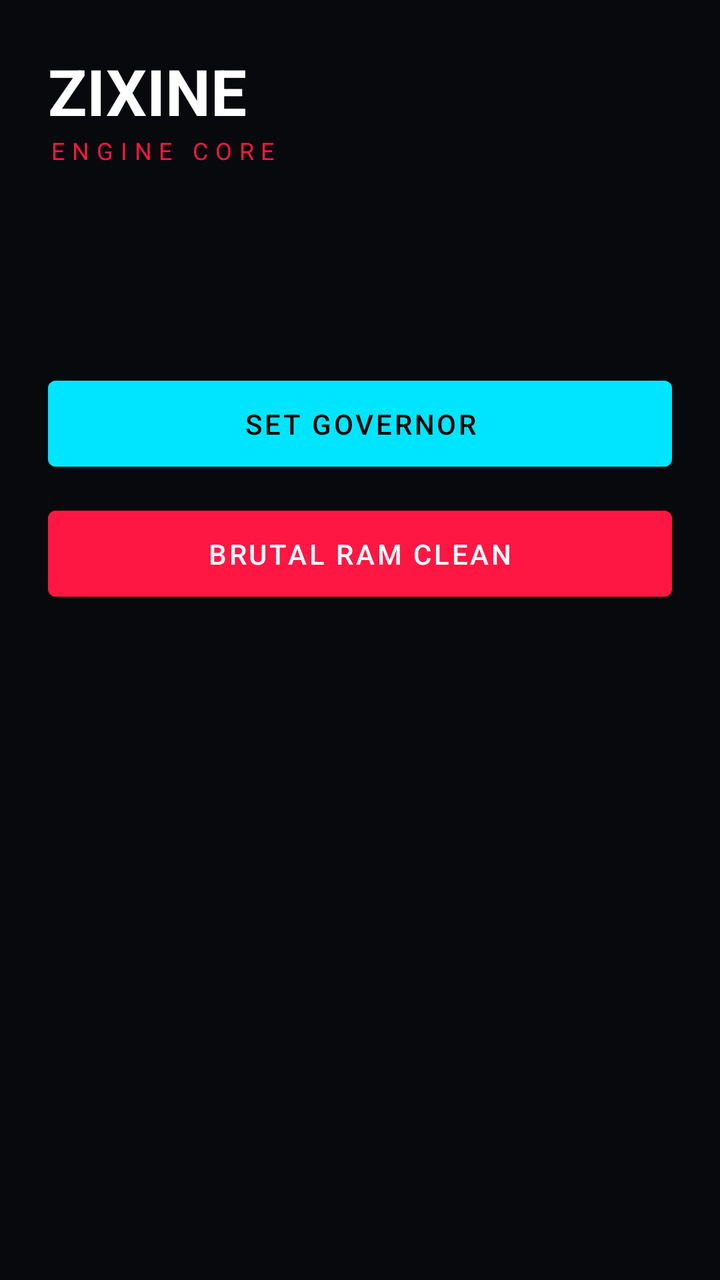
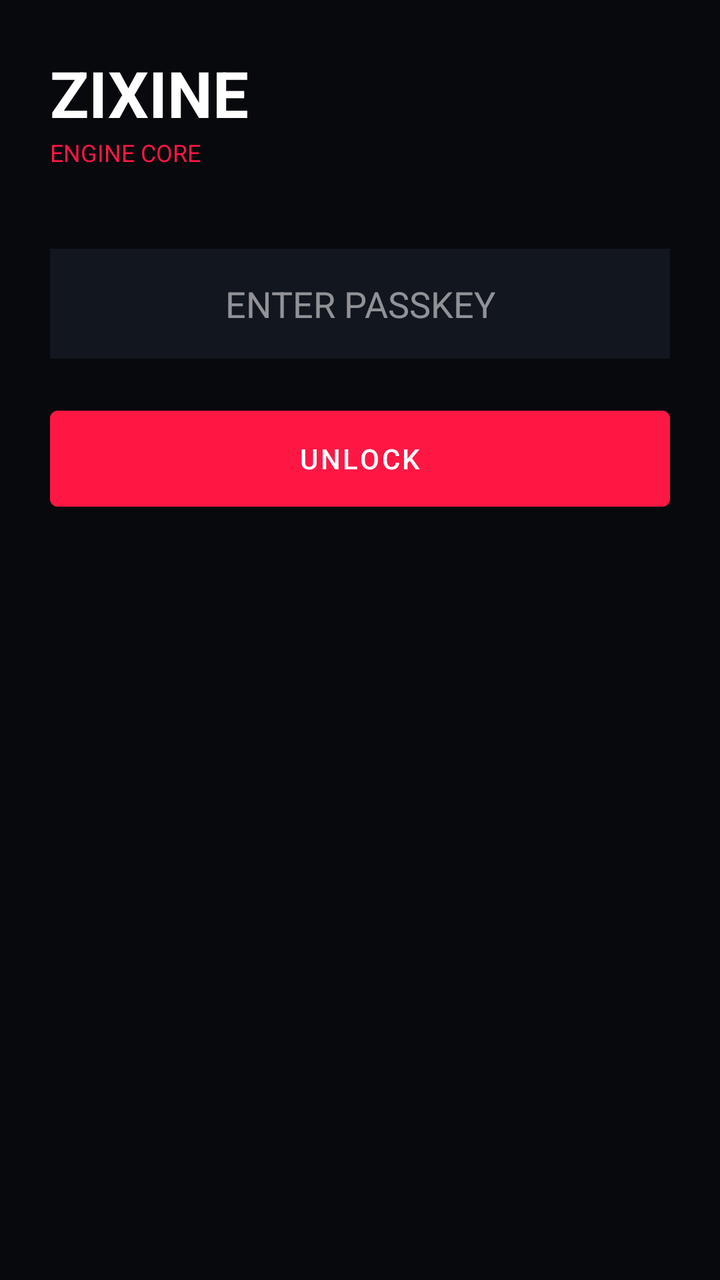

Before-and-after screenshots of an Android layout around one commit, followed by the original layout XML and the change that was made.
<!-- AndroidManifest.xml: application theme Theme.Zixine -->
<!-- res/layout/activity_main.xml -->
<?xml version="1.0" encoding="utf-8"?>
<ScrollView xmlns:android="http://schemas.android.com/apk/res/android"
    android:layout_width="match_parent"
    android:layout_height="match_parent"
    android:background="#07090D"
    android:fillViewport="true">

    <LinearLayout
        android:layout_width="match_parent"
        android:layout_height="wrap_content"
        android:orientation="vertical"
        android:padding="24dp">

        <TextView
            android:layout_width="wrap_content"
            android:layout_height="wrap_content"
            android:text="ZIXINE"
            android:textColor="#FFFFFF"
            android:textSize="32sp"
            android:textStyle="bold" />

        <TextView
            android:layout_width="wrap_content"
            android:layout_height="wrap_content"
            android:text="ENGINE CORE"
            android:textColor="#FF1744"
            android:textSize="12sp"
            android:letterSpacing="0.3"
            android:layout_marginBottom="35dp" />

        <LinearLayout
            android:id="@+id/layout_locked"
            android:layout_width="match_parent"
            android:layout_height="wrap_content"
            android:orientation="vertical"
            android:visibility="gone">

            <EditText
                android:id="@+id/input_code"
                android:layout_width="match_parent"
                android:layout_height="60dp"
                android:background="#12161F"
                android:hint="ENTER PASSKEY"
                android:textColor="#FFFFFF"
                android:textColorHint="#44FFFFFF"
                android:gravity="center"
                android:inputType="numberPassword"
                android:layout_marginBottom="15dp" />

            <Button
                android:id="@+id/btn_unlock"
                android:layout_width="match_parent"
                android:layout_height="55dp"
                android:text="BYPASS SECURITY"
                android:backgroundTint="#FF1744"
                android:textColor="#FFFFFF" />
        </LinearLayout>

        <LinearLayout
            android:id="@+id/layout_verified"
            android:layout_width="match_parent"
            android:layout_height="wrap_content"
            android:orientation="vertical"
            android:visibility="visible">

            <TextView android:text="RAM STATUS" android:textColor="#88FFFFFF" android:textSize="11sp" />
            <TextView android:id="@+id/tv_ram" android:text="..." android:textColor="#00E5FF" android:textSize="20sp" android:textStyle="bold" android:layout_marginBottom="12dp" />

            <TextView android:text="ZRAM DISK" android:textColor="#88FFFFFF" android:textSize="11sp" />
            <TextView android:id="@+id/tv_zram" android:text="..." android:textColor="#FFFFFF" android:textSize="20sp" android:textStyle="bold" android:layout_marginBottom="12dp" />

            <TextView android:text="CPU GOVERNOR" android:textColor="#88FFFFFF" android:textSize="11sp" />
            <TextView android:id="@+id/tv_cpu" android:text="..." android:textColor="#FFFFFF" android:textSize="20sp" android:textStyle="bold" android:layout_marginBottom="12dp" />

            <TextView android:text="BATTERY" android:textColor="#88FFFFFF" android:textSize="11sp" />
            <TextView android:id="@+id/tv_battery" android:text="..." android:textColor="#FFFFFF" android:textSize="20sp" android:textStyle="bold" android:layout_marginBottom="30dp" />

            <Button
                android:id="@+id/btn_cpu_gov"
                android:layout_width="match_parent"
                android:layout_height="55dp"
                android:text="SET GOVERNOR"
                android:backgroundTint="#00E5FF"
                android:textColor="#000000"
                android:layout_marginBottom="10dp" />

            <Button
                android:id="@+id/btn_clean_ram"
                android:layout_width="match_parent"
                android:layout_height="55dp"
                android:text="BRUTAL RAM CLEAN"
                android:backgroundTint="#FF1744"
                android:textColor="#FFFFFF" />
        </LinearLayout>

    </LinearLayout>
</ScrollView>
<!-- resources referenced by this layout -->
<resources>
  <style name="Theme.Zixine" parent="Theme.AppCompat.NoActionBar">
          <item name="colorPrimary">@color/black</item>
          <item name="android:windowBackground">@color/black</item>
          <item name="android:statusBarColor">@color/black</item>
      </style>
  <style name="Theme.AppCompat.NoActionBar" parent="Theme.MaterialComponents.DayNight.NoActionBar">
          <item name="colorPrimary">#1A2B56</item>
          <item name="android:windowBackground">#12182B</item>
      </style>
  <color name="black">#07090D</color>
</resources>

<!-- the commit's change to res/layout/activity_main.xml (unified diff, before → after) -->
@@ -2,20 +2,20 @@
 <ScrollView xmlns:android="http://schemas.android.com/apk/res/android"
     android:layout_width="match_parent"
     android:layout_height="match_parent"
-    android:background="#07090D"
+    android:background="@color/black"
     android:fillViewport="true">
 
     <LinearLayout
         android:layout_width="match_parent"
         android:layout_height="wrap_content"
         android:orientation="vertical"
-        android:padding="24dp">
+        android:padding="25dp">
 
         <TextView
             android:layout_width="wrap_content"
             android:layout_height="wrap_content"
             android:text="ZIXINE"
-            android:textColor="#FFFFFF"
+            android:textColor="@color/white"
             android:textSize="32sp"
             android:textStyle="bold" />
 
@@ -23,37 +23,36 @@
             android:layout_width="wrap_content"
             android:layout_height="wrap_content"
             android:text="ENGINE CORE"
-            android:textColor="#FF1744"
+            android:textColor="@color/red_zixine"
             android:textSize="12sp"
-            android:letterSpacing="0.3"
-            android:layout_marginBottom="35dp" />
+            android:layout_marginBottom="40dp" />
 
         <LinearLayout
             android:id="@+id/layout_locked"
             android:layout_width="match_parent"
             android:layout_height="wrap_content"
             android:orientation="vertical"
-            android:visibility="gone">
+            android:visibility="visible">
 
             <EditText
                 android:id="@+id/input_code"
                 android:layout_width="match_parent"
-                android:layout_height="60dp"
-                android:background="#12161F"
+                android:layout_height="55dp"
                 android:hint="ENTER PASSKEY"
-                android:textColor="#FFFFFF"
-                android:textColorHint="#44FFFFFF"
+                android:textColor="@color/white"
+                android:textColorHint="@color/text_secondary"
+                android:inputType="numberPassword"
                 android:gravity="center"
-                android:inputType="numberPassword"
-                android:layout_marginBottom="15dp" />
+                android:background="@color/gray_zixine" />
 
             <Button
                 android:id="@+id/btn_unlock"
                 android:layout_width="match_parent"
-                android:layout_height="55dp"
-                android:text="BYPASS SECURITY"
-                android:backgroundTint="#FF1744"
-                android:textColor="#FFFFFF" />
+                android:layout_height="60dp"
+                android:layout_marginTop="20dp"
+                android:text="UNLOCK"
+                android:backgroundTint="@color/red_zixine"
+                android:textColor="@color/white" />
         </LinearLayout>
 
         <LinearLayout
@@ -61,36 +60,22 @@
             android:layout_width="match_parent"
             android:layout_height="wrap_content"
             android:orientation="vertical"
-            android:visibility="visible">
+            android:visibility="gone">
 
-            <TextView android:text="RAM STATUS" android:textColor="#88FFFFFF" android:textSize="11sp" />
-            <TextView android:id="@+id/tv_ram" android:text="..." android:textColor="#00E5FF" android:textSize="20sp" android:textStyle="bold" android:layout_marginBottom="12dp" />
+            <TextView android:text="RAM" android:textColor="@color/text_secondary" android:textSize="11sp" />
+            <TextView android:id="@+id/tv_ram" android:text="..." android:textColor="@color/cyan_zixine" android:textSize="20sp" android:textStyle="bold" android:layout_marginBottom="15dp" />
 
-            <TextView android:text="ZRAM DISK" android:textColor="#88FFFFFF" android:textSize="11sp" />
-            <TextView android:id="@+id/tv_zram" android:text="..." android:textColor="#FFFFFF" android:textSize="20sp" android:textStyle="bold" android:layout_marginBottom="12dp" />
+            <TextView android:text="ZRAM" android:textColor="@color/text_secondary" android:textSize="11sp" />
+            <TextView android:id="@+id/tv_zram" android:text="..." android:textColor="@color/white" android:textSize="20sp" android:textStyle="bold" android:layout_marginBottom="15dp" />
 
-            <TextView android:text="CPU GOVERNOR" android:textColor="#88FFFFFF" android:textSize="11sp" />
-            <TextView android:id="@+id/tv_cpu" android:text="..." android:textColor="#FFFFFF" android:textSize="20sp" android:textStyle="bold" android:layout_marginBottom="12dp" />
+            <TextView android:text="CPU" android:textColor="@color/text_secondary" android:textSize="11sp" />
+            <TextView android:id="@+id/tv_cpu" android:text="..." android:textColor="@color/white" android:textSize="20sp" android:textStyle="bold" android:layout_marginBottom="15dp" />
 
-            <TextView android:text="BATTERY" android:textColor="#88FFFFFF" android:textSize="11sp" />
-            <TextView android:id="@+id/tv_battery" android:text="..." android:textColor="#FFFFFF" android:textSize="20sp" android:textStyle="bold" android:layout_marginBottom="30dp" />
+            <TextView android:text="BATTERY" android:textColor="@color/text_secondary" android:textSize="11sp" />
+            <TextView android:id="@+id/tv_battery" android:text="..." android:textColor="@color/white" android:textSize="20sp" android:textStyle="bold" android:layout_marginBottom="30dp" />
 
-            <Button
-                android:id="@+id/btn_cpu_gov"
-                android:layout_width="match_parent"
-                android:layout_height="55dp"
-                android:text="SET GOVERNOR"
-                android:backgroundTint="#00E5FF"
-                android:textColor="#000000"
-                android:layout_marginBottom="10dp" />
-
-            <Button
-                android:id="@+id/btn_clean_ram"
-                android:layout_width="match_parent"
-                android:layout_height="55dp"
-                android:text="BRUTAL RAM CLEAN"
-                android:backgroundTint="#FF1744"
-                android:textColor="#FFFFFF" />
+            <Button android:id="@+id/btn_cpu_gov" android:layout_width="match_parent" android:layout_height="55dp" android:text="SET GOVERNOR" android:backgroundTint="@color/cyan_zixine" android:textColor="@color/black" android:layout_marginBottom="10dp" />
+            <Button android:id="@+id/btn_clean_ram" android:layout_width="match_parent" android:layout_height="55dp" android:text="CLEAN RAM" android:backgroundTint="@color/red_zixine" android:textColor="@color/white" />
         </LinearLayout>
 
     </LinearLayout>
<!-- resource entries referenced after the edit -->
@@ -10,5 +10,10 @@
           <item name="android:windowBackground">#12182B</item>
       </style>
   <color name="black">#07090D</color>
+  <color name="cyan_zixine">#00E5FF</color>
+  <color name="gray_zixine">#12161F</color>
+  <color name="red_zixine">#FF1744</color>
+  <color name="text_secondary">#88FFFFFF</color>
+  <color name="white">#FFFFFF</color>
 </resources>
 
